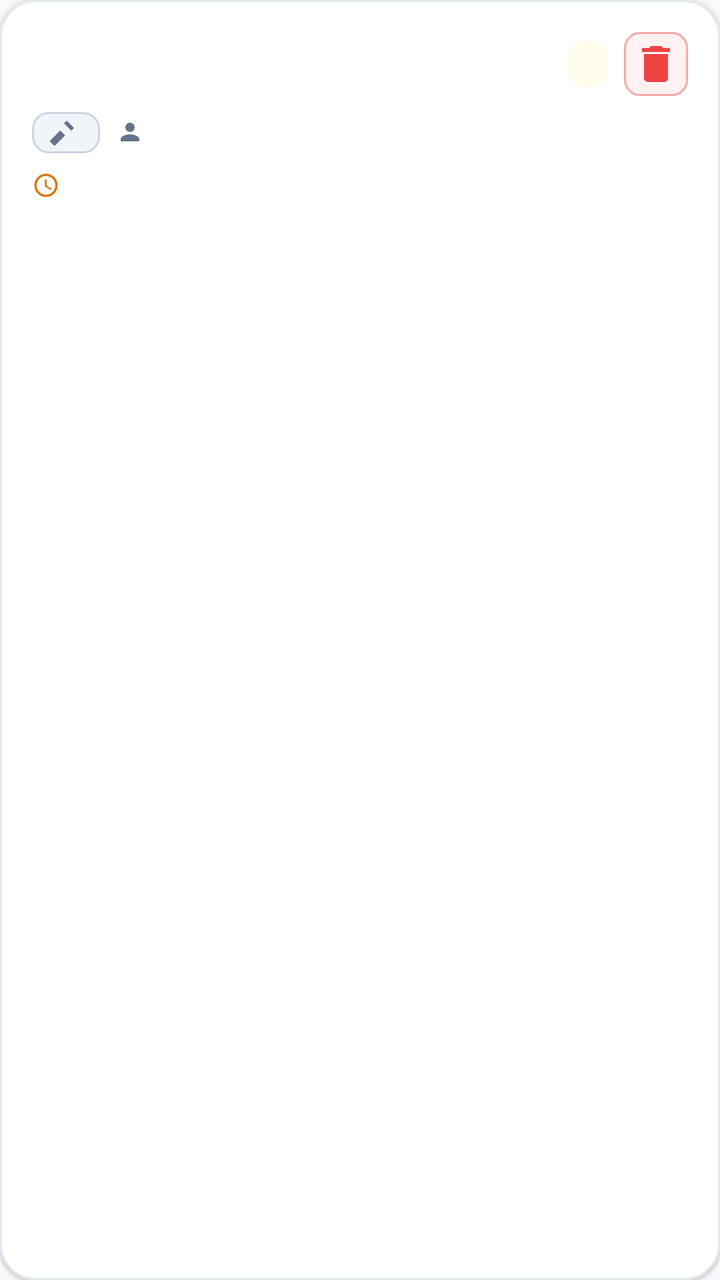
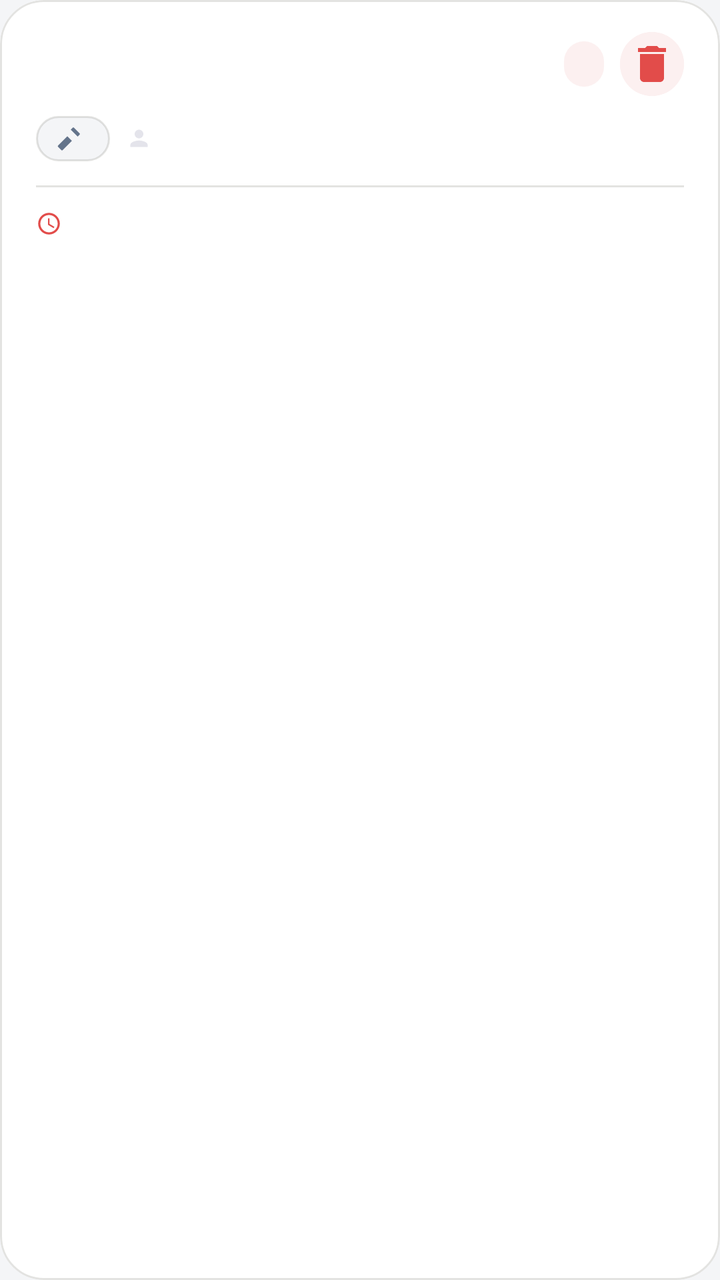

Screens rendered from an Android XML layout before and after an edit, with the pre-edit source and the edit as a unified diff.
<!-- AndroidManifest.xml: application theme Theme.TechInterventionApp -->
<!-- res/layout/item_intervention.xml -->
<?xml version="1.0" encoding="utf-8"?>
<com.google.android.material.card.MaterialCardView
    xmlns:android="http://schemas.android.com/apk/res/android"
    xmlns:app="http://schemas.android.com/apk/res-auto"
    android:layout_width="match_parent"
    android:layout_height="wrap_content"
    android:layout_marginHorizontal="12dp"
    android:layout_marginVertical="6dp"
    app:cardCornerRadius="18dp"
    app:cardElevation="1dp"
    app:strokeColor="@color/border_subtle"
    app:strokeWidth="1dp">

    <LinearLayout
        android:layout_width="match_parent"
        android:layout_height="wrap_content"
        android:orientation="vertical"
        android:background="@color/surface"
        android:padding="16dp">

        
        <LinearLayout
            android:layout_width="match_parent"
            android:layout_height="wrap_content"
            android:orientation="horizontal"
            android:gravity="center_vertical">

            <TextView
                android:id="@+id/tv_client_name"
                android:layout_width="0dp"
                android:layout_height="wrap_content"
                android:layout_weight="1"
                android:textSize="16sp"
                android:textStyle="bold"
                android:textColor="@color/text_primary" />

            <TextView
                android:id="@+id/tv_status"
                android:layout_width="wrap_content"
                android:layout_height="wrap_content"
                android:textSize="11sp"
                android:textStyle="bold"
                android:paddingHorizontal="10dp"
                android:paddingVertical="4dp"
                android:background="@drawable/badge_status_open"
                android:textColor="@color/badge_open_text" />

            <com.google.android.material.button.MaterialButton
                android:id="@+id/btn_delete"
                style="@style/Widget.MaterialComponents.Button.OutlinedButton"
                android:layout_width="32dp"
                android:layout_height="32dp"
                android:layout_marginStart="8dp"
                android:padding="0dp"
                android:insetTop="0dp"
                android:insetBottom="0dp"
                android:insetLeft="0dp"
                android:insetRight="0dp"
                app:cornerRadius="8dp"
                app:icon="@drawable/ic_delete"
                app:iconGravity="textStart"
                app:iconPadding="0dp"
                app:iconTint="#EF4444"
                app:strokeColor="#FCA5A5"
                app:strokeWidth="1dp"
                android:backgroundTint="#FEF2F2"
                android:contentDescription="Elimina Intervento" />
        </LinearLayout>

        
        <LinearLayout
            android:id="@+id/layout_tags"
            android:layout_width="match_parent"
            android:layout_height="wrap_content"
            android:orientation="horizontal"
            android:gravity="center_vertical"
            android:layout_marginTop="8dp">

            
            <LinearLayout
                android:layout_width="wrap_content"
                android:layout_height="wrap_content"
                android:orientation="horizontal"
                android:gravity="center_vertical"
                android:background="@drawable/bg_badge_department"
                android:paddingHorizontal="8dp"
                android:paddingVertical="3dp">

                <ImageView
                    android:id="@+id/iv_dept_icon"
                    android:layout_width="14dp"
                    android:layout_height="14dp"
                    android:src="@drawable/ic_dept_tools" />

                <TextView
                    android:id="@+id/tv_department"
                    android:layout_width="wrap_content"
                    android:layout_height="wrap_content"
                    android:layout_marginStart="4dp"
                    android:textSize="11sp"
                    android:textStyle="bold"
                    android:textColor="@color/text_primary" />
            </LinearLayout>

            
            <LinearLayout
                android:layout_width="wrap_content"
                android:layout_height="wrap_content"
                android:orientation="horizontal"
                android:gravity="center_vertical"
                android:layout_marginStart="8dp">

                <ImageView
                    android:layout_width="14dp"
                    android:layout_height="14dp"
                    android:src="@drawable/ic_person_badge"
                    app:tint="@color/text_muted" />

                <TextView
                    android:id="@+id/tv_assigned_to"
                    android:layout_width="wrap_content"
                    android:layout_height="wrap_content"
                    android:layout_marginStart="4dp"
                    android:textSize="12sp"
                    android:textColor="@color/text_secondary" />
            </LinearLayout>
        </LinearLayout>

        
        <LinearLayout
            android:layout_width="match_parent"
            android:layout_height="wrap_content"
            android:orientation="horizontal"
            android:gravity="center_vertical"
            android:layout_marginTop="8dp">

            <ImageView
                android:layout_width="14dp"
                android:layout_height="14dp"
                android:src="@drawable/ic_time_clock"
                app:tint="@color/secondary" />

            <TextView
                android:id="@+id/tv_date"
                android:layout_width="wrap_content"
                android:layout_height="wrap_content"
                android:layout_marginStart="4dp"
                android:textSize="12sp"
                android:textStyle="bold"
                android:textColor="@color/secondary" />
        </LinearLayout>

        
        <TextView
            android:id="@+id/tv_description"
            android:layout_width="match_parent"
            android:layout_height="wrap_content"
            android:textSize="13sp"
            android:textColor="@color/text_secondary"
            android:layout_marginTop="6dp"
            android:maxLines="2"
            android:ellipsize="end" />

    </LinearLayout>
</com.google.android.material.card.MaterialCardView>
<!-- resources referenced by this layout -->
<resources>
  <color name="badge_open_text">#B45309</color>
  <color name="border_subtle">#E2E8F0</color>
  <color name="secondary">#D97706</color>
  <color name="text_muted">#64748B</color>
  <color name="text_primary">#0F172A</color>
  <color name="text_secondary">#334155</color>
  <!-- drawable badge_status_open (drawable) -->
  <?xml version="1.0" encoding="utf-8"?>
  <shape xmlns:android="http://schemas.android.com/apk/res/android"
      android:shape="rectangle">
      <corners android:radius="8dp" />
      <solid android:color="@color/badge_open_bg" />
      <padding
          android:left="10dp"
          android:right="10dp"
          android:top="4dp"
          android:bottom="4dp" />
  </shape>
  <!-- drawable bg_badge_department (drawable) -->
  <?xml version="1.0" encoding="utf-8"?>
  <shape xmlns:android="http://schemas.android.com/apk/res/android"
      android:shape="rectangle">
      <solid android:color="#F1F5F9" />
      <corners android:radius="8dp" />
      <stroke android:width="1dp" android:color="#CBD5E1" />
  </shape>
  <style name="Theme.TechInterventionApp" parent="Theme.MaterialComponents.Light.NoActionBar">
          
          <item name="colorPrimary">@color/primary</item>
          <item name="colorPrimaryVariant">@color/primary_variant</item>
          <item name="colorOnPrimary">@color/white</item>
          <item name="colorSecondary">@color/secondary</item>
          <item name="colorSecondaryVariant">@color/secondary_variant</item>
          <item name="colorOnSecondary">@color/white</item>
          <item name="colorError">@color/error</item>
  
          
          <item name="android:colorBackground">@color/background</item>
          <item name="colorSurface">@color/surface</item>
          <item name="colorOnSurface">@color/text_primary</item>
  
          
          <item name="android:textColor">@color/text_primary</item>
          <item name="android:textColorPrimary">@color/text_primary</item>
          <item name="android:textColorSecondary">@color/text_secondary</item>
          <item name="android:textColorHint">@color/text_muted</item>
  
          
          <item name="android:statusBarColor">@color/background</item>
          <item name="android:windowLightStatusBar">true</item>
          <item name="android:navigationBarColor">@color/surface</item>
          <item name="android:windowLightNavigationBar">true</item>
  
          
          <item name="textInputStyle">@style/Widget.App.TextInputLayout</item>
      </style>
  <color name="badge_open_bg">#FFFBEB</color>
  <color name="primary">#1E40AF</color>
  <color name="primary_variant">#172554</color>
  <color name="secondary_variant">#B45309</color>
  <color name="error">#DC2626</color>
  <color name="background">#F8FAFC</color>
  <style name="Widget.App.TextInputLayout" parent="Widget.MaterialComponents.TextInputLayout.OutlinedBox">
          <item name="boxStrokeColor">@color/primary</item>
          <item name="boxStrokeWidth">1.5dp</item>
          <item name="boxCornerRadiusTopStart">12dp</item>
          <item name="boxCornerRadiusTopEnd">12dp</item>
          <item name="boxCornerRadiusBottomStart">12dp</item>
          <item name="boxCornerRadiusBottomEnd">12dp</item>
          <item name="hintTextColor">@color/primary</item>
          <item name="android:textColorHint">@color/text_muted</item>
      </style>
  <!-- unchanged entries left out for length: 6 -->
</resources>

<!-- the commit's change to res/layout/item_intervention.xml (unified diff, before → after) -->
@@ -4,10 +4,10 @@
     xmlns:app="http://schemas.android.com/apk/res-auto"
     android:layout_width="match_parent"
     android:layout_height="wrap_content"
-    android:layout_marginHorizontal="12dp"
-    android:layout_marginVertical="6dp"
-    app:cardCornerRadius="18dp"
-    app:cardElevation="1dp"
+    android:layout_marginHorizontal="16dp"
+    android:layout_marginVertical="5dp"
+    app:cardCornerRadius="22dp"
+    app:cardElevation="0dp"
     app:strokeColor="@color/border_subtle"
     app:strokeWidth="1dp">
 
@@ -16,7 +16,8 @@
         android:layout_height="wrap_content"
         android:orientation="vertical"
         android:background="@color/surface"
-        android:padding="16dp">
+        android:paddingHorizontal="18dp"
+        android:paddingVertical="16dp">
 
         
         <LinearLayout
@@ -32,7 +33,8 @@
                 android:layout_weight="1"
                 android:textSize="16sp"
                 android:textStyle="bold"
-                android:textColor="@color/text_primary" />
+                android:textColor="@color/text_primary"
+                android:letterSpacing="-0.01" />
 
             <TextView
                 android:id="@+id/tv_status"
@@ -42,12 +44,12 @@
                 android:textStyle="bold"
                 android:paddingHorizontal="10dp"
                 android:paddingVertical="4dp"
-                android:background="@drawable/badge_status_open"
-                android:textColor="@color/badge_open_text" />
+                android:background="@drawable/badge_status_in_progress"
+                android:textColor="@color/badge_in_progress_text" />
 
             <com.google.android.material.button.MaterialButton
                 android:id="@+id/btn_delete"
-                style="@style/Widget.MaterialComponents.Button.OutlinedButton"
+                style="@style/Widget.MaterialComponents.Button.TextButton"
                 android:layout_width="32dp"
                 android:layout_height="32dp"
                 android:layout_marginStart="8dp"
@@ -56,14 +58,12 @@
                 android:insetBottom="0dp"
                 android:insetLeft="0dp"
                 android:insetRight="0dp"
-                app:cornerRadius="8dp"
+                app:cornerRadius="999dp"
                 app:icon="@drawable/ic_delete"
                 app:iconGravity="textStart"
                 app:iconPadding="0dp"
-                app:iconTint="#EF4444"
-                app:strokeColor="#FCA5A5"
-                app:strokeWidth="1dp"
-                android:backgroundTint="#FEF2F2"
+                app:iconTint="@color/primary"
+                android:backgroundTint="@color/primary_subtle"
                 android:contentDescription="Elimina Intervento" />
         </LinearLayout>
 
@@ -74,22 +74,21 @@
             android:layout_height="wrap_content"
             android:orientation="horizontal"
             android:gravity="center_vertical"
-            android:layout_marginTop="8dp">
+            android:layout_marginTop="10dp">
 
-            
             <LinearLayout
                 android:layout_width="wrap_content"
                 android:layout_height="wrap_content"
                 android:orientation="horizontal"
                 android:gravity="center_vertical"
                 android:background="@drawable/bg_badge_department"
-                android:paddingHorizontal="8dp"
-                android:paddingVertical="3dp">
+                android:paddingHorizontal="10dp"
+                android:paddingVertical="4dp">
 
                 <ImageView
                     android:id="@+id/iv_dept_icon"
-                    android:layout_width="14dp"
-                    android:layout_height="14dp"
+                    android:layout_width="13dp"
+                    android:layout_height="13dp"
                     android:src="@drawable/ic_dept_tools" />
 
                 <TextView
@@ -99,10 +98,9 @@
                     android:layout_marginStart="4dp"
                     android:textSize="11sp"
                     android:textStyle="bold"
-                    android:textColor="@color/text_primary" />
+                    android:textColor="@color/text_secondary" />
             </LinearLayout>
 
-            
             <LinearLayout
                 android:layout_width="wrap_content"
                 android:layout_height="wrap_content"
@@ -111,8 +109,8 @@
                 android:layout_marginStart="8dp">
 
                 <ImageView
-                    android:layout_width="14dp"
-                    android:layout_height="14dp"
+                    android:layout_width="13dp"
+                    android:layout_height="13dp"
                     android:src="@drawable/ic_person_badge"
                     app:tint="@color/text_muted" />
 
@@ -122,32 +120,40 @@
                     android:layout_height="wrap_content"
                     android:layout_marginStart="4dp"
                     android:textSize="12sp"
-                    android:textColor="@color/text_secondary" />
+                    android:textColor="@color/text_muted" />
             </LinearLayout>
         </LinearLayout>
+
+        
+        <View
+            android:layout_width="match_parent"
+            android:layout_height="1dp"
+            android:background="@color/border_subtle"
+            android:layout_marginTop="12dp"
+            android:layout_marginBottom="10dp" />
 
         
         <LinearLayout
             android:layout_width="match_parent"
             android:layout_height="wrap_content"
             android:orientation="horizontal"
-            android:gravity="center_vertical"
-            android:layout_marginTop="8dp">
+            android:gravity="center_vertical">
 
             <ImageView
-                android:layout_width="14dp"
-                android:layout_height="14dp"
+                android:layout_width="13dp"
+                android:layout_height="13dp"
                 android:src="@drawable/ic_time_clock"
-                app:tint="@color/secondary" />
+                app:tint="@color/primary" />
 
             <TextView
                 android:id="@+id/tv_date"
-                android:layout_width="wrap_content"
+                android:layout_width="0dp"
                 android:layout_height="wrap_content"
-                android:layout_marginStart="4dp"
+                android:layout_weight="1"
+                android:layout_marginStart="5dp"
                 android:textSize="12sp"
                 android:textStyle="bold"
-                android:textColor="@color/secondary" />
+                android:textColor="@color/primary" />
         </LinearLayout>
 
         
@@ -156,8 +162,8 @@
             android:layout_width="match_parent"
             android:layout_height="wrap_content"
             android:textSize="13sp"
-            android:textColor="@color/text_secondary"
-            android:layout_marginTop="6dp"
+            android:textColor="@color/text_muted"
+            android:layout_marginTop="5dp"
             android:maxLines="2"
             android:ellipsize="end" />
 
<!-- resource entries referenced after the edit -->
@@ -1,38 +1,32 @@
 <!-- resources referenced by this layout -->
 <resources>
-  <color name="badge_open_text">#B45309</color>
-  <color name="border_subtle">#E2E8F0</color>
-  <color name="secondary">#D97706</color>
-  <color name="text_muted">#64748B</color>
-  <color name="text_primary">#0F172A</color>
-  <color name="text_secondary">#334155</color>
-  <!-- drawable badge_status_open (drawable) -->
+  <color name="badge_in_progress_text">#E24C4A</color>
+  <color name="border_subtle">#1F1F1F0D</color>
+  <color name="text_muted">#1F1F1F59</color>
+  <color name="text_primary">#1F1F1F</color>
+  <color name="text_secondary">#1F1F1F8C</color>
+  <!-- drawable badge_status_in_progress (drawable) -->
   <?xml version="1.0" encoding="utf-8"?>
   <shape xmlns:android="http://schemas.android.com/apk/res/android"
       android:shape="rectangle">
-      <corners android:radius="8dp" />
-      <solid android:color="@color/badge_open_bg" />
-      <padding
-          android:left="10dp"
-          android:right="10dp"
-          android:top="4dp"
-          android:bottom="4dp" />
+      <solid android:color="#FCF0F0" />
+      <corners android:radius="999dp" />
   </shape>
   <!-- drawable bg_badge_department (drawable) -->
   <?xml version="1.0" encoding="utf-8"?>
   <shape xmlns:android="http://schemas.android.com/apk/res/android"
       android:shape="rectangle">
-      <solid android:color="#F1F5F9" />
-      <corners android:radius="8dp" />
-      <stroke android:width="1dp" android:color="#CBD5E1" />
+      <solid android:color="#F4F5F7" />
+      <stroke android:width="1dp" android:color="#1F1F1F0D" />
+      <corners android:radius="999dp" />
   </shape>
   <style name="Theme.TechInterventionApp" parent="Theme.MaterialComponents.Light.NoActionBar">
           
           <item name="colorPrimary">@color/primary</item>
           <item name="colorPrimaryVariant">@color/primary_variant</item>
           <item name="colorOnPrimary">@color/white</item>
-          <item name="colorSecondary">@color/secondary</item>
-          <item name="colorSecondaryVariant">@color/secondary_variant</item>
+          <item name="colorSecondary">@color/primary</item>
+          <item name="colorSecondaryVariant">@color/primary_variant</item>
           <item name="colorOnSecondary">@color/white</item>
           <item name="colorError">@color/error</item>
   
@@ -55,22 +49,44 @@
   
           
           <item name="textInputStyle">@style/Widget.App.TextInputLayout</item>
+  
+          
+          <item name="bottomNavigationStyle">@style/Widget.App.BottomNav</item>
+  
+          
+          <item name="shapeAppearanceMediumComponent">@style/ShapeAppearance.App.MediumCard</item>
+          <item name="shapeAppearanceLargeComponent">@style/ShapeAppearance.App.LargeCard</item>
       </style>
-  <color name="badge_open_bg">#FFFBEB</color>
-  <color name="primary">#1E40AF</color>
-  <color name="primary_variant">#172554</color>
-  <color name="secondary_variant">#B45309</color>
-  <color name="error">#DC2626</color>
-  <color name="background">#F8FAFC</color>
+  <color name="primary">#E24C4A</color>
+  <color name="primary_subtle">#FCF0F0</color>
+  <color name="primary_variant">#C93B39</color>
+  <color name="error">#E24C4A</color>
+  <color name="background">#F4F5F7</color>
   <style name="Widget.App.TextInputLayout" parent="Widget.MaterialComponents.TextInputLayout.OutlinedBox">
           <item name="boxStrokeColor">@color/primary</item>
           <item name="boxStrokeWidth">1.5dp</item>
-          <item name="boxCornerRadiusTopStart">12dp</item>
-          <item name="boxCornerRadiusTopEnd">12dp</item>
-          <item name="boxCornerRadiusBottomStart">12dp</item>
-          <item name="boxCornerRadiusBottomEnd">12dp</item>
+          <item name="boxStrokeWidthFocused">2dp</item>
+          <item name="boxCornerRadiusTopStart">14dp</item>
+          <item name="boxCornerRadiusTopEnd">14dp</item>
+          <item name="boxCornerRadiusBottomStart">14dp</item>
+          <item name="boxCornerRadiusBottomEnd">14dp</item>
           <item name="hintTextColor">@color/primary</item>
           <item name="android:textColorHint">@color/text_muted</item>
+          <item name="boxBackgroundColor">@color/surface</item>
+      </style>
+  <style name="Widget.App.BottomNav" parent="Widget.MaterialComponents.BottomNavigationView">
+          <item name="itemIconTint">@color/bottom_nav_colors</item>
+          <item name="itemTextColor">@color/bottom_nav_colors</item>
+          <item name="labelVisibilityMode">labeled</item>
+          <item name="itemBackground">@null</item>
+          <item name="android:background">@color/surface</item>
+          <item name="elevation">8dp</item>
+      </style>
+  <style name="ShapeAppearance.App.MediumCard" parent="ShapeAppearance.MaterialComponents.MediumComponent">
+          <item name="cornerSize">18dp</item>
+      </style>
+  <style name="ShapeAppearance.App.LargeCard" parent="ShapeAppearance.MaterialComponents.LargeComponent">
+          <item name="cornerSize">22dp</item>
       </style>
   <!-- unchanged entries left out for length: 6 -->
 </resources>
